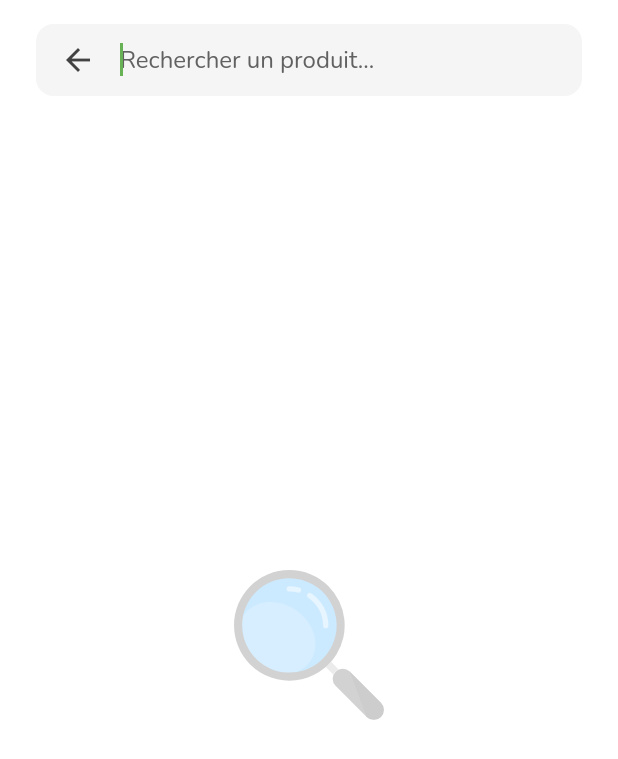
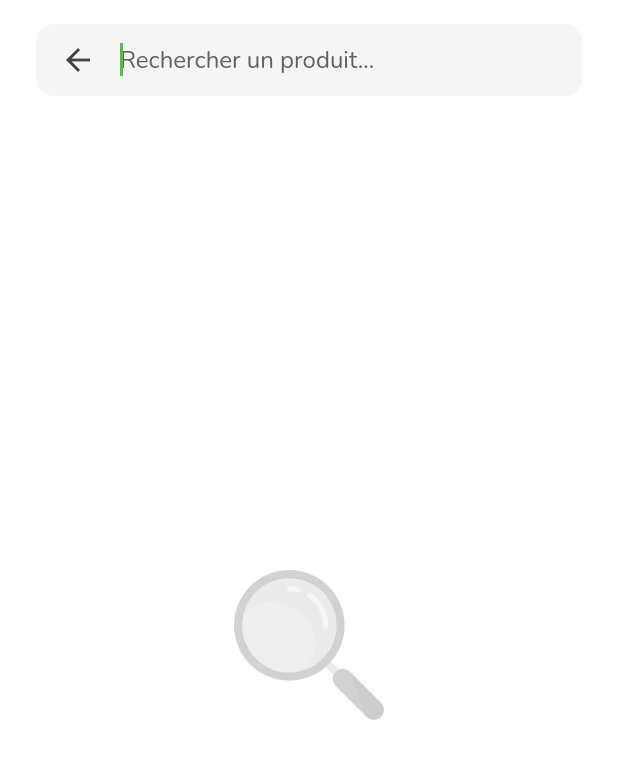
Before and after one commit to FredJul/verdure, a Flutter app: the screen it shows after launch, after a tap on "Rechercher un produit…", on a phone screen of 412 x 824 dp. Shown: the top 759 px of the screen. Run offline on Flutter 3.47's test engine with Material 2 defaults, Android fonts, the light colour scheme and no system bars; our stand-ins replace cached_network_image, copy_with_extension, dartx, easy_debounce, flutter_svg, gap and 3 more; missing offline and left inert: diffutil_dart, openfoodfacts, qr_code_scanner; accounts and stored records are empty; generated files the repository leaves out were written again; network calls fail; project files that could hold a hidden picture were left out.

Commit message:
improve empty views

```diff
--- a/lib/common/extensions.dart
+++ b/lib/common/extensions.dart
@@ -8,6 +8,10 @@
 
 extension StringExtension on String {
   String capitalize() => length > 1 ? this[0].toUpperCase() + substring(1) : toUpperCase();
+}
+
+extension IterableExtension on Iterable? {
+  bool get isNullOrEmpty => this == null || this?.isEmpty == true;
 }
 
 extension BuildContextExtension on BuildContext {
--- a/lib/common/widgets.dart
+++ b/lib/common/widgets.dart
@@ -148,7 +148,7 @@
         children: [
           icon.svg(width: 100),
           const Gap(12),
-          Text(subtitle, style: context.textTheme.caption),
+          Text(subtitle, textAlign: TextAlign.center, style: context.textTheme.caption),
         ],
       ),
     );
--- a/lib/favorites_page.dart
+++ b/lib/favorites_page.dart
@@ -19,7 +19,7 @@
     return SafeArea(
       child: AnimatedCrossFade(
         firstChild: Center(
-          child: EmptyView(icon: Assets.genericFood, subtitle: context.i18n.noFavoriteFood),
+          child: EmptyView(icon: Assets.favorites, subtitle: context.i18n.noFavoriteFood),
         ),
         secondChild: ListView(
           shrinkWrap: true,
--- a/lib/gen/assets.gen.dart
+++ b/lib/gen/assets.gen.dart
@@ -18,6 +18,7 @@
   static const SvgGenImage ecoscoreE = SvgGenImage('assets/ecoscore-e.svg');
   static const SvgGenImage ecoscoreUnknown =
       SvgGenImage('assets/ecoscore-unknown.svg');
+  static const SvgGenImage favorites = SvgGenImage('assets/favorites.svg');
   static const SvgGenImage genericFood = SvgGenImage('assets/generic_food.svg');
   static const SvgGenImage logo = SvgGenImage('assets/logo.svg');
   static const SvgGenImage logoFull = SvgGenImage('assets/logo_full.svg');
--- a/lib/home_page.dart
+++ b/lib/home_page.dart
@@ -76,8 +76,11 @@
                 )
               : SliverFillRemaining(
                   hasScrollBody: false,
-                  child: Center(
-                    child: EmptyView(icon: Assets.genericFood, subtitle: context.i18n.noScannedFood),
+                  child: Padding(
+                    padding: const EdgeInsets.only(bottom: 64),
+                    child: Center(
+                      child: EmptyView(icon: Assets.genericFood, subtitle: context.i18n.noScannedFood),
+                    ),
                   ),
                 ),
         ),
--- a/lib/search_page.dart
+++ b/lib/search_page.dart
@@ -23,7 +23,7 @@
   var _hasEmptyQuery = true;
   var _isSearching = false;
   var _hasError = false;
-  var _searchResults = List<Food>.empty();
+  List<Food>? _searchResults;
 
   @override
   Widget build(BuildContext context) {
@@ -47,7 +47,7 @@
                     if (query.isEmpty) {
                       _hasEmptyQuery = true;
                       _isSearching = false;
-                      _searchResults.clear();
+                      _searchResults = [];
                     } else {
                       _hasEmptyQuery = false;
                       _isSearching = true;
@@ -73,27 +73,29 @@
                 firstChild: Center(
                   child: EmptyView(
                       icon: Assets.search,
-                      subtitle: _hasEmptyQuery
+                      subtitle: _hasError
+                          ? context.i18n.searchError
+                          : _searchResults == null || _hasEmptyQuery
                               ? ''
-                          : _hasError
-                              ? context.i18n.searchError
                               : context.i18n.noSearchResult),
                 ),
                 secondChild: ListView(
                   shrinkWrap: true,
                   padding: const EdgeInsets.only(top: 4, left: 24, right: 24, bottom: 24),
                   children: _searchResults
-                      .map((food) => Padding(
+                          ?.map((food) => Padding(
                                 padding: const EdgeInsets.symmetric(vertical: 4),
                                 child: FoodCard(
                                   food: food,
                                   onTap: () => context.pushScreen(FoodDetailPage(food: food)),
                                 ),
                               ))
-                      .toList(),
+                          .toList() ??
+                      [],
                 ),
-                crossFadeState:
-                    _hasError || _hasEmptyQuery || _searchResults.isEmpty ? CrossFadeState.showFirst : CrossFadeState.showSecond,
+                crossFadeState: _hasError || _hasEmptyQuery || _searchResults.isNullOrEmpty
+                    ? CrossFadeState.showFirst
+                    : CrossFadeState.showSecond,
                 duration: 200.milliseconds,
               ),
             ),
```
Also changed, not shown: assets/favorites.svg (added), assets/search.svg, 1 other file. Lines whose indentation alone changed are shown as unchanged.
